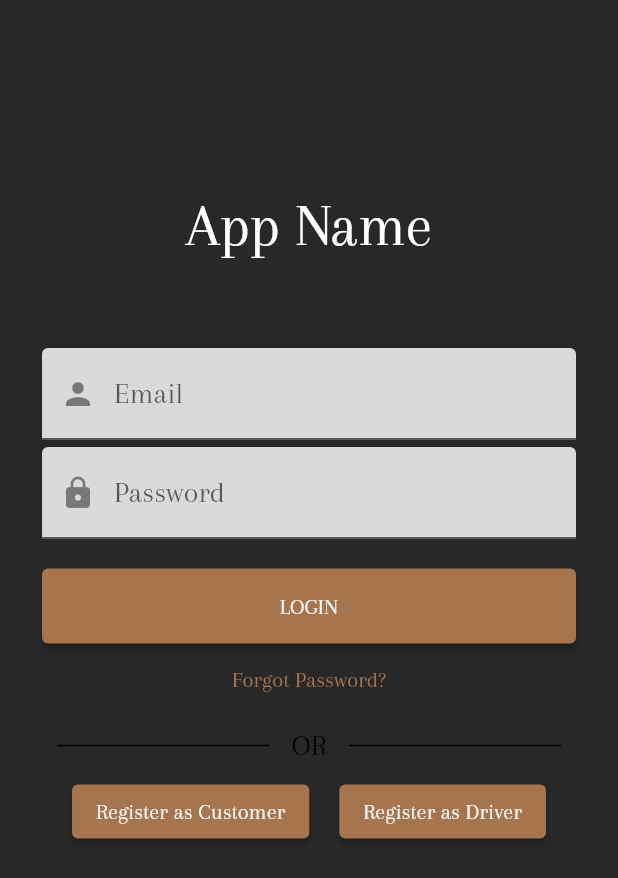
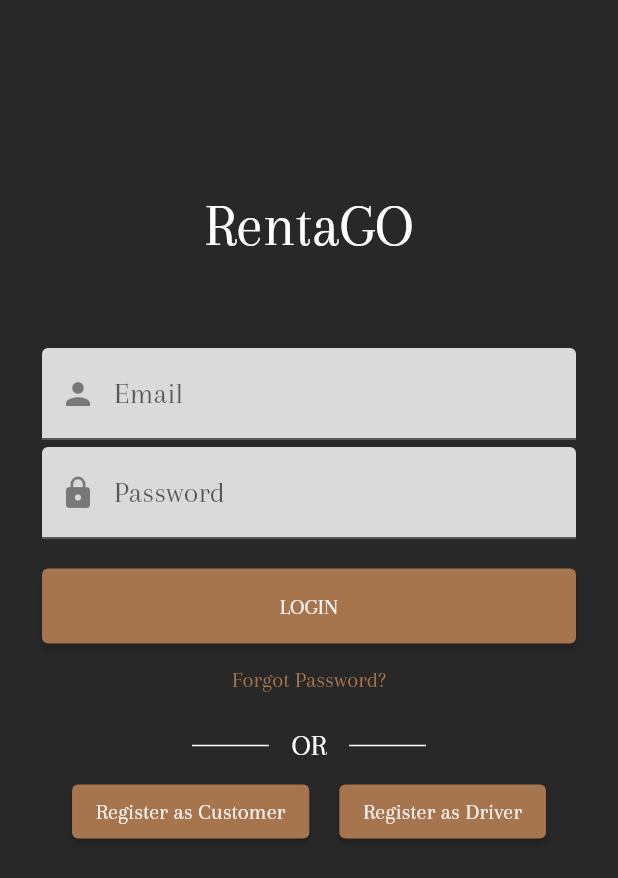
Before and after one commit to toastwareDevelopers/rent-car-with-driver-app, a Flutter app: the screen it shows after launch, on a phone screen of 412 x 824 dp. Shown: the top 878 px of the screen. Run offline on Flutter 3.47's test engine with Material 2 defaults, Android fonts, the light colour scheme and no system bars; our stand-ins replace another_xlider, flutter_chat_bubble, image_picker, socket_io_client; missing offline and left inert: iban.

Commit message:
app name placed

```diff
--- a/lib/views/loginRegister/login_screen.dart
+++ b/lib/views/loginRegister/login_screen.dart
@@ -40,7 +40,7 @@ class _LoginScreenState extends State<LoginScreen> {
                 ),
                 // APP TITLE
                 Text(
-                  "App Name",
+                  "RentaGO",
                   textAlign: TextAlign.center,
                   style: TextStyle(
                     fontSize: 40,
@@ -187,9 +187,9 @@ class _LoginScreenState extends State<LoginScreen> {
                           Expanded(
                             child: Container(
                               margin: const EdgeInsets.only(
-                                  left: 10.0, right: 15.0),
+                                  left: 100.0, right: 15.0),
                               child: Divider(
-                                color: Colors.black,
+                                color: Colors.white,
                                 thickness: 1,
                                 height: 40,
                               ),
@@ -198,18 +198,18 @@ class _LoginScreenState extends State<LoginScreen> {
                           // I have to deal with colors
                           Text(
                             "OR",
-                            style: TextStyle(fontSize: 20.0),
-                            selectionColor: Colors.black,
+                            style: TextStyle(fontSize: 20.0,color: Colors.white),
+                            selectionColor: Colors.white,
                           ),
                           // I have to deal with colors
                           Expanded(
                             child: Container(
                               margin: const EdgeInsets.only(
                                 left: 15.0,
-                                right: 10.0,
+                                right: 100.0,
                               ),
                               child: Divider(
-                                color: Colors.black,
+                                color: Colors.white,
                                 thickness: 1,
                                 height: 40,
                               ),
```
